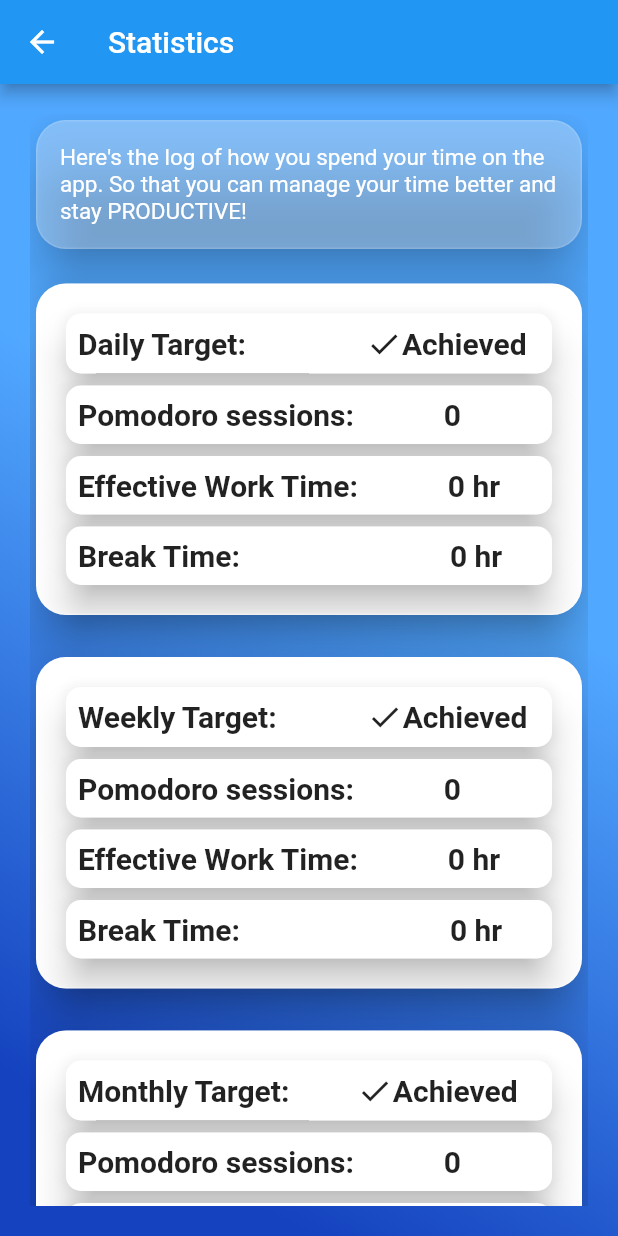
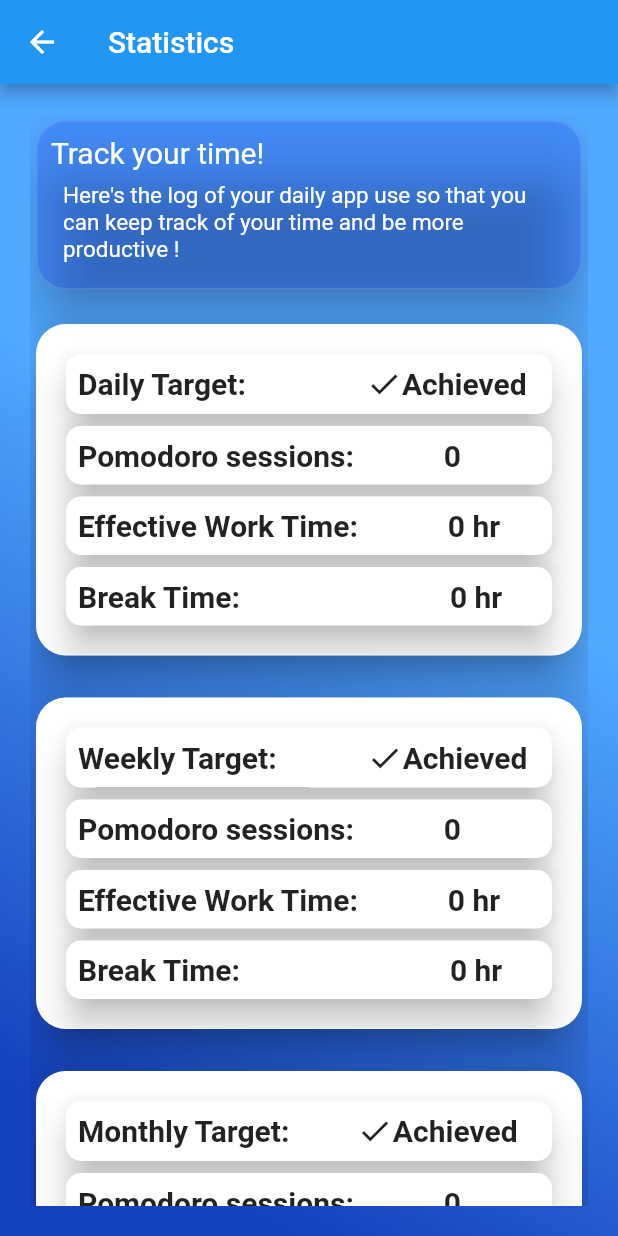
Before and after one commit to Rachita-Dongre/productivityplus, a Flutter app: the screen it shows after launch, on a phone screen of 412 x 824 dp. Run offline on Flutter 3.47's test engine with Material 2 defaults, Android fonts, the phone set to English and light mode, and no system bars; our stand-ins replace percent_indicator.

Commit message:
ui of statistics page done

```diff
--- a/lib/screens.dart/statistics_screen.dart
+++ b/lib/screens.dart/statistics_screen.dart
@@ -56,7 +56,7 @@ class _StatisticsPageState extends State<StatisticsPage> {
           child: ListView(
             children: [
               Card(
-                color: Colors.white30,
+                color: Color.fromARGB(35, 0, 0, 255),
                 shape: RoundedRectangleBorder(
                   side: const BorderSide(
                     color: Colors.white12,
@@ -64,14 +64,30 @@ class _StatisticsPageState extends State<StatisticsPage> {
                   borderRadius: BorderRadius.circular(20),
                 ),
                 elevation: 15.0,
-                child: const Padding(
-                  padding: EdgeInsets.all(16.0),
-                  child: Text(
-                    "Here's the log of how you spend your time on the app. So that you can manage your time better and stay PRODUCTIVE!",
-                    style: TextStyle(
-                      fontSize: 15.0,
-                      color: Colors.white,
-                    ),
+                child: Padding(
+                  padding: const EdgeInsets.all(10.0),
+                  child: Column(
+                    mainAxisAlignment: MainAxisAlignment.center,
+                    crossAxisAlignment: CrossAxisAlignment.start,
+                    children: const [
+                      Text(
+                        "Track your time!",
+                        style: TextStyle(
+                          fontSize: 20.0,
+                          color: Color.fromARGB(255, 255, 255, 255),
+                        ),
+                      ),
+                      Padding(
+                        padding: EdgeInsets.all(8.0),
+                        child: Text(
+                          "Here's the log of your daily app use so that you can keep track of your time and be more productive !",
+                          style: TextStyle(
+                            fontSize: 15.0,
+                            color: Colors.white,
+                          ),
+                        ),
+                      ),
+                    ],
                   ),
                 ),
               ),
@@ -80,7 +96,7 @@ class _StatisticsPageState extends State<StatisticsPage> {
               ),
               //daily log card
               Card(
-                color: Colors.white,
+                color: const Color.fromARGB(255, 255, 255, 255),
                 shape: RoundedRectangleBorder(
                   side: const BorderSide(
                     color: Colors.white30,
```
